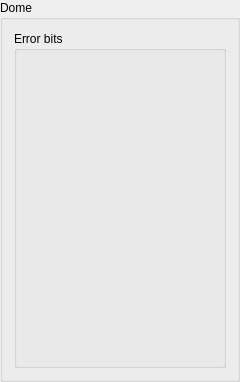
Before: the Qt Designer form widgets/qdomeinfo.ui in AMOS-uniba/amos-client, drawn with Qt 5.
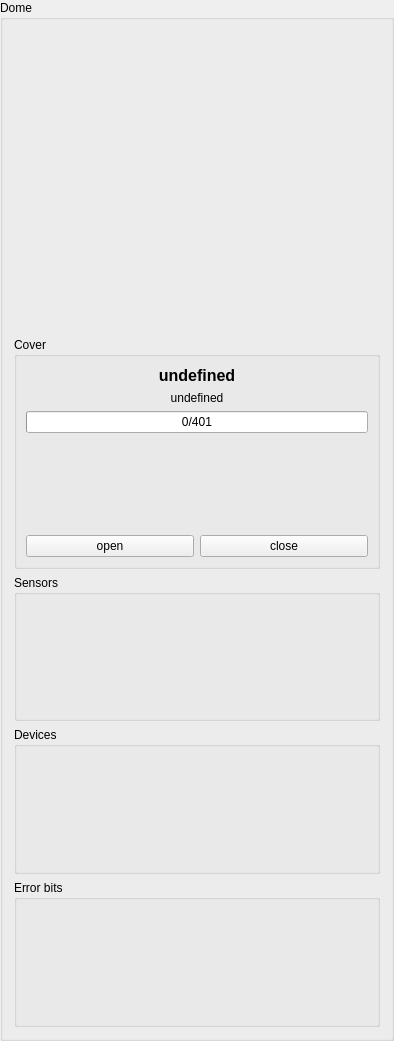
After: the same form once the commit is applied. Custom widgets are drawn as their Qt base class.

```diff
--- a/widgets/qdomeinfo.ui
+++ b/widgets/qdomeinfo.ui
@@ -6,8 +6,8 @@
    <rect>
     <x>0</x>
     <y>0</y>
-    <width>240</width>
-    <height>382</height>
+    <width>394</width>
+    <height>1041</height>
    </rect>
   </property>
   <property name="windowTitle">
@@ -16,9 +16,207 @@
   <property name="title">
    <string>Dome</string>
   </property>
-  <layout class="QVBoxLayout" name="verticalLayout">
+  <layout class="QVBoxLayout" name="verticalLayout_4">
    <item>
-    <widget class="QGroupBox" name="groupBox">
+    <widget class="DomeWidget" name="picture" native="true"/>
+   </item>
+   <item>
+    <widget class="QFloatLine" name="dl_time_alive" native="true"/>
+   </item>
+   <item>
+    <widget class="QGroupBox" name="gb_cover">
+     <property name="sizePolicy">
+      <sizepolicy hsizetype="Preferred" vsizetype="Minimum">
+       <horstretch>0</horstretch>
+       <verstretch>0</verstretch>
+      </sizepolicy>
+     </property>
+     <property name="title">
+      <string>Cover</string>
+     </property>
+     <layout class="QVBoxLayout" name="verticalLayout_5">
+      <item>
+       <widget class="QLabel" name="lb_cover_state">
+        <property name="font">
+         <font>
+          <pointsize>12</pointsize>
+          <weight>75</weight>
+          <italic>false</italic>
+          <bold>true</bold>
+          <kerning>true</kerning>
+         </font>
+        </property>
+        <property name="text">
+         <string>undefined</string>
+        </property>
+        <property name="alignment">
+         <set>Qt::AlignCenter</set>
+        </property>
+       </widget>
+      </item>
+      <item>
+       <widget class="QLabel" name="lb_cover_comment">
+        <property name="text">
+         <string>undefined</string>
+        </property>
+        <property name="alignment">
+         <set>Qt::AlignCenter</set>
+        </property>
+       </widget>
+      </item>
+      <item>
+       <widget class="QProgressBar" name="pb_cover">
+        <property name="maximum">
+         <number>401</number>
+        </property>
+        <property name="value">
+         <number>0</number>
+        </property>
+        <property name="format">
+         <string>%v/%m</string>
+        </property>
+       </widget>
+      </item>
+      <item>
+       <widget class="QBooleanLine" name="bl_servo_moving" native="true">
+        <property name="minimumSize">
+         <size>
+          <width>0</width>
+          <height>10</height>
+         </size>
+        </property>
+       </widget>
+      </item>
+      <item>
+       <widget class="QBooleanLine" name="bl_servo_direction" native="true">
+        <property name="minimumSize">
+         <size>
+          <width>0</width>
+          <height>10</height>
+         </size>
+        </property>
+       </widget>
+      </item>
+      <item>
+       <widget class="QBooleanLine" name="bl_open_dome_sensor" native="true">
+        <property name="minimumSize">
+         <size>
+          <width>0</width>
+          <height>10</height>
+         </size>
+        </property>
+       </widget>
+      </item>
+      <item>
+       <widget class="QBooleanLine" name="bl_closed_dome_sensor" native="true">
+        <property name="minimumSize">
+         <size>
+          <width>0</width>
+          <height>10</height>
+         </size>
+        </property>
+       </widget>
+      </item>
+      <item>
+       <widget class="QBooleanLine" name="bl_safety" native="true">
+        <property name="minimumSize">
+         <size>
+          <width>0</width>
+          <height>10</height>
+         </size>
+        </property>
+       </widget>
+      </item>
+      <item>
+       <widget class="QBooleanLine" name="bl_servo_blocked" native="true">
+        <property name="minimumSize">
+         <size>
+          <width>0</width>
+          <height>10</height>
+         </size>
+        </property>
+       </widget>
+      </item>
+      <item>
+       <layout class="QHBoxLayout" name="hl_openclose">
+        <item>
+         <widget class="QPushButton" name="bt_cover_open">
+          <property name="text">
+           <string>open</string>
+          </property>
+         </widget>
+        </item>
+        <item>
+         <widget class="QPushButton" name="bt_cover_close">
+          <property name="text">
+           <string>close</string>
+          </property>
+         </widget>
+        </item>
+       </layout>
+      </item>
+     </layout>
+    </widget>
+   </item>
+   <item>
+    <widget class="QGroupBox" name="gb_sensors">
+     <property name="sizePolicy">
+      <sizepolicy hsizetype="Preferred" vsizetype="Minimum">
+       <horstretch>0</horstretch>
+       <verstretch>0</verstretch>
+      </sizepolicy>
+     </property>
+     <property name="title">
+      <string>Sensors</string>
+     </property>
+     <layout class="QVBoxLayout" name="verticalLayout">
+      <item>
+       <widget class="QFloatLine" name="bl_t_lens" native="true"/>
+      </item>
+      <item>
+       <widget class="QFloatLine" name="bl_t_CPU" native="true"/>
+      </item>
+      <item>
+       <widget class="QFloatLine" name="bl_t_SHT31" native="true"/>
+      </item>
+      <item>
+       <widget class="QFloatLine" name="bl_h_SHT31" native="true"/>
+      </item>
+      <item>
+       <widget class="QBooleanLine" name="bl_rain_sensor" native="true"/>
+      </item>
+      <item>
+       <widget class="QBooleanLine" name="bl_light_sensor" native="true"/>
+      </item>
+      <item>
+       <widget class="QBooleanLine" name="bl_master_power" native="true"/>
+      </item>
+     </layout>
+    </widget>
+   </item>
+   <item>
+    <widget class="QGroupBox" name="gb_devices">
+     <property name="title">
+      <string>Devices</string>
+     </property>
+     <layout class="QVBoxLayout" name="verticalLayout_3">
+      <item>
+       <widget class="QControlLine" name="cl_lens_heating" native="true"/>
+      </item>
+      <item>
+       <widget class="QControlLine" name="cl_camera_heating" native="true"/>
+      </item>
+      <item>
+       <widget class="QControlLine" name="cl_fan" native="true"/>
+      </item>
+      <item>
+       <widget class="QControlLine" name="cl_ii" native="true"/>
+      </item>
+     </layout>
+    </widget>
+   </item>
+   <item>
+    <widget class="QGroupBox" name="gb_errors">
      <property name="title">
       <string>Error bits</string>
      </property>
@@ -53,12 +251,30 @@
   </layout>
  </widget>
  <customwidgets>
+  <customwidget>
+   <class>QFloatLine</class>
+   <extends>QWidget</extends>
+   <header>widgets/lines/qfloatline.h</header>
+   <container>1</container>
+  </customwidget>
+  <customwidget>
+   <class>DomeWidget</class>
+   <extends>QWidget</extends>
+   <header>widgets/domewidget.h</header>
+   <container>1</container>
+  </customwidget>
   <customwidget>
    <class>QBooleanLine</class>
    <extends>QWidget</extends>
    <header>widgets/lines/qbooleanline.h</header>
    <container>1</container>
   </customwidget>
+  <customwidget>
+   <class>QControlLine</class>
+   <extends>QWidget</extends>
+   <header>widgets/lines/qcontrolline.h</header>
+   <container>1</container>
+  </customwidget>
  </customwidgets>
  <resources/>
  <connections/>
```
Left out of the diff: 2 changed lines with no effect on the pictures.
